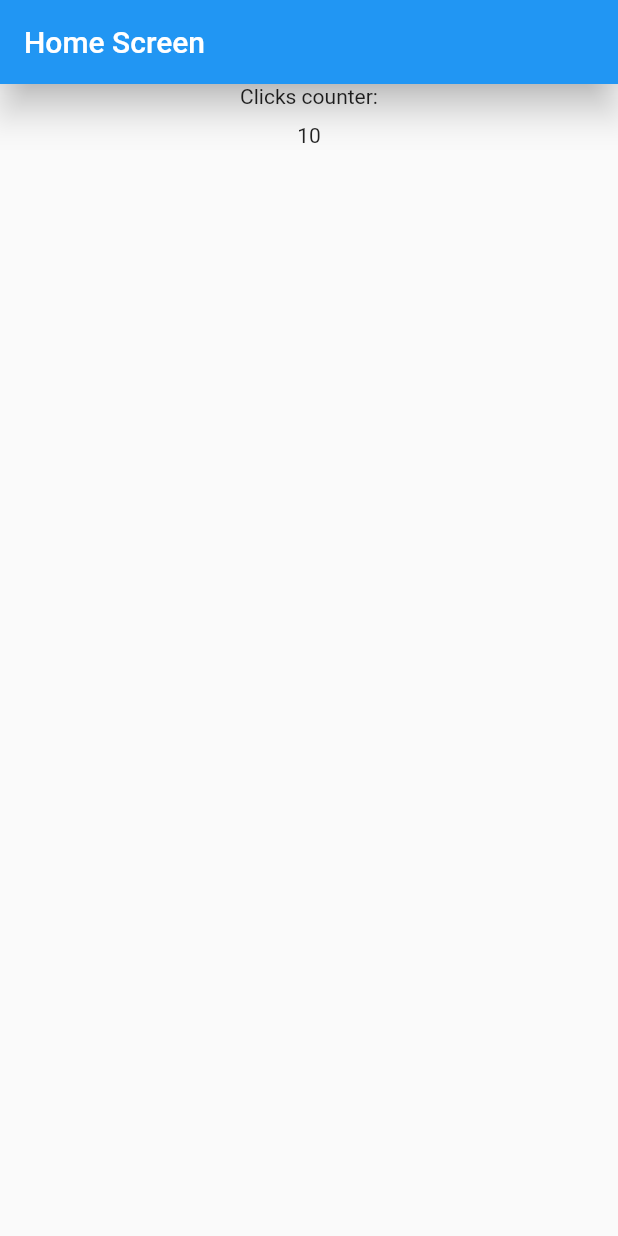
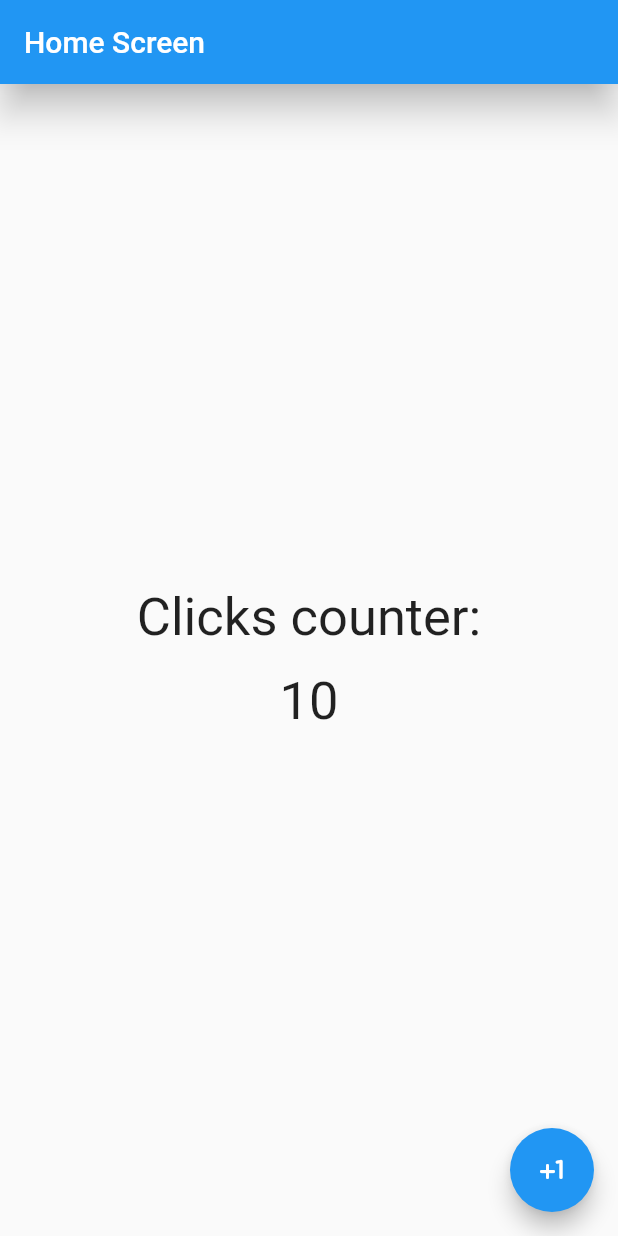
Before and after one commit to HgChvz/fl_counter, a Flutter app: the screen it shows after launch, on a phone screen of 412 x 824 dp. Run offline on Flutter 3.47's test engine with Material 2 defaults, Android fonts, the phone set to English and light mode, and no system bars.

Commit message:
Aumentamos el FloatingActionButton y se coloco estilo al Text

```diff
--- a/lib/screens/home_screen.dart
+++ b/lib/screens/home_screen.dart
@@ -11,6 +11,8 @@ class HomeScreen extends StatelessWidget {
   @override
   Widget build(BuildContext context) {
 
+    TextStyle fontSize35 = const TextStyle(fontSize: 35);
+
     return Scaffold(
 
       appBar: AppBar(
@@ -19,12 +21,18 @@ class HomeScreen extends StatelessWidget {
       ),
       body: Center(
           child: Column(
-            children: const [
-              Text('Clicks counter:'),
-              SizedBox(height: 10,),
-              Text('10'),
+            mainAxisAlignment: MainAxisAlignment.center,
+            children: [
+              Text('Clicks counter:', style: fontSize35),
+              const SizedBox(height: 15, ),
+              Text('10', style: fontSize35),
             ],
           ),
+      ),
+      floatingActionButton: FloatingActionButton(
+        child: const Icon(Icons.plus_one_rounded),
+        onPressed: () {},
+
       ),
     );
   }
```
